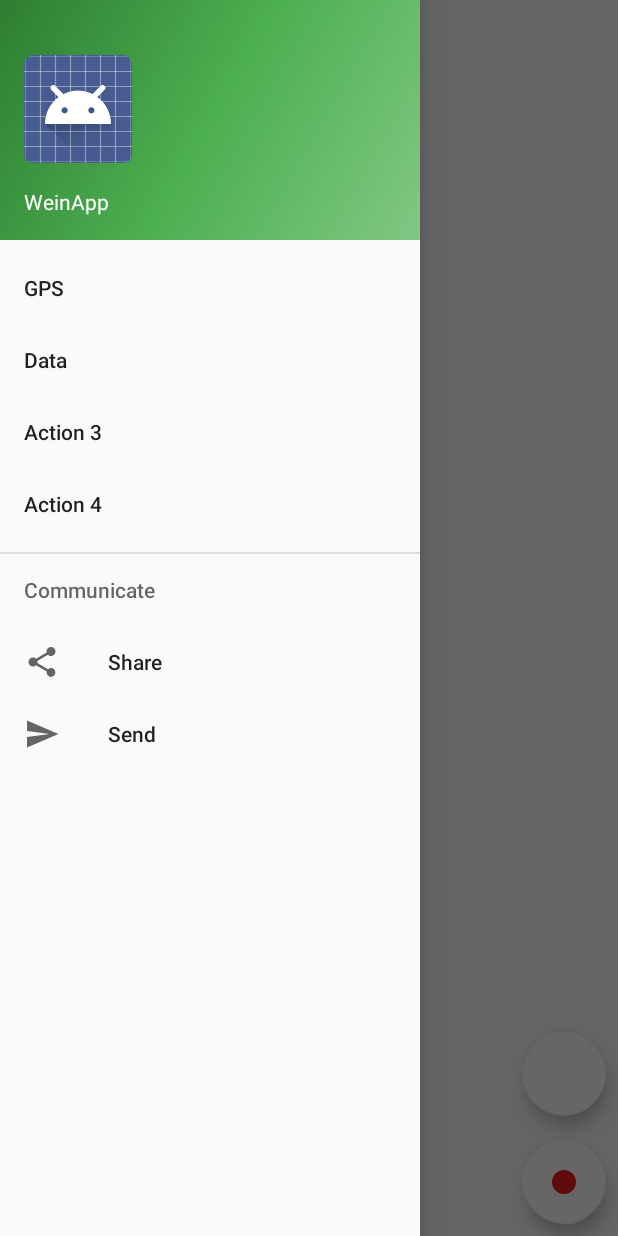
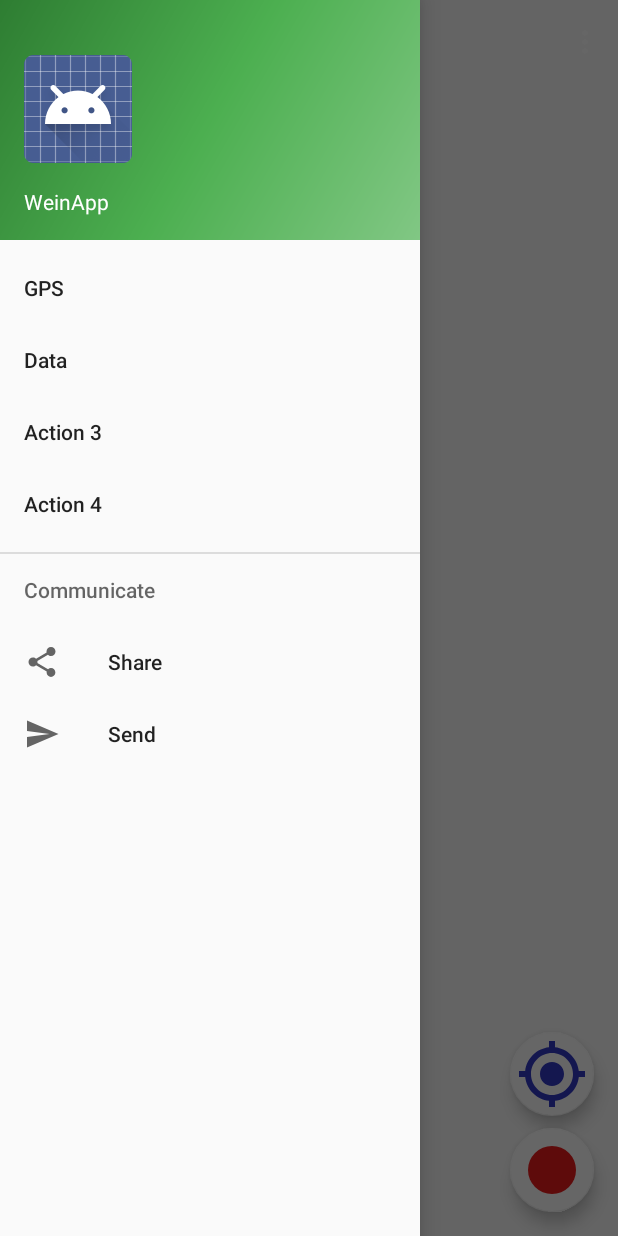
Before and after one commit to fragov/weinapp, an Android app: the screen it shows after launch (Map), with the side drawer open, on a phone screen of 412 x 824 dp. Run offline under Robolectric (Android 15) with nearby library versions, the phone set to English and light mode, and no system bars; libraries missing offline, so code that uses them is left out: com.mapbox.mapboxsdk; 6 statements that could not run were skipped.

Commit message:
Bug Fixes

```diff
--- a/app/src/main/java/com/wein3/weinapp/Map.java
+++ b/app/src/main/java/com/wein3/weinapp/Map.java
@@ -78,6 +78,7 @@ public class Map extends AppCompatActivity implements View.OnClickListener, Navi
 
         fabLocation = (FloatingActionButton) findViewById(R.id.fabLocation);
         fabLocation.setOnClickListener(this);
+        fabLocation.setImageResource(R.drawable.ic_gps);
 
         DrawerLayout drawer = (DrawerLayout) findViewById(R.id.drawer_layout);
         ActionBarDrawerToggle toggle = new ActionBarDrawerToggle(
--- a/app/src/main/res/drawable/ic_record.xml
+++ b/app/src/main/res/drawable/ic_record.xml
@@ -5,5 +5,5 @@
         android:viewportHeight="24.0">
     <path
         android:pathData="M12,12m-8,0a8,8 0,1 1,16 0a8,8 0,1 1,-16 0"
-        android:fillColor="#ef1c1c"/>
+        android:fillColor="#eb1c1c"/>
 </vector>
--- a/app/src/main/res/drawable/ic_stop.xml
+++ b/app/src/main/res/drawable/ic_stop.xml
@@ -4,6 +4,6 @@
         android:viewportWidth="24.0"
         android:viewportHeight="24.0">
     <path
-        android:fillColor="#ef1c1c"
+        android:fillColor="#FF000000"
         android:pathData="M6,6h12v12H6z"/>
 </vector>
--- a/app/src/main/res/layout/app_bar_map.xml
+++ b/app/src/main/res/layout/app_bar_map.xml
@@ -8,7 +8,8 @@
 
     <android.support.design.widget.CollapsingToolbarLayout
         android:layout_width="match_parent"
-        android:layout_height="wrap_content">
+        android:layout_height="wrap_content"
+        android:id="@+id/collapsingToolbarLayout">
 
         <include layout="@layout/content_map" />
 
@@ -30,22 +31,23 @@
     </android.support.design.widget.CollapsingToolbarLayout>
 
     <android.support.design.widget.FloatingActionButton
+        android:id="@+id/fabLocation"
+        android:layout_width="wrap_content"
+        android:layout_height="wrap_content"
+        android:layout_gravity="bottom|end"
+        android:layout_marginBottom="80dp"
+        android:layout_marginRight="16dp"
+        app:backgroundTint="@android:color/white"
+        app:fabSize="auto" />
+
+    <android.support.design.widget.FloatingActionButton
         android:id="@+id/fabPath"
         android:layout_width="wrap_content"
         android:layout_height="wrap_content"
         android:layout_gravity="bottom|end"
         android:layout_margin="@dimen/fab_margin"
         app:backgroundTint="@android:color/white"
-        app:fabSize="normal" />
+        app:fabSize="auto" />
 
-    <android.support.design.widget.FloatingActionButton
-        android:id="@+id/fabLocation"
-        android:layout_width="wrap_content"
-        android:layout_height="wrap_content"
-        android:layout_gravity="bottom|end"
-        android:layout_marginBottom="80dp"
-        android:layout_marginRight="8dp"
-        app:backgroundTint="@android:color/white"
-        app:fabSize="normal" />
 
 </android.support.design.widget.CoordinatorLayout>
--- a/app/src/main/res/values/dimens.xml
+++ b/app/src/main/res/values/dimens.xml
@@ -1,7 +1,9 @@
-<resources>
-    <dimen name="fab_margin">8dp</dimen>
+<resources xmlns:tools="http://schemas.android.com/tools">
     <dimen name="activity_horizontal_margin">16dp</dimen>
     <dimen name="activity_vertical_margin">16dp</dimen>
     <dimen name="nav_header_vertical_spacing">16dp</dimen>
     <dimen name="nav_header_height">160dp</dimen>
+    <!-- Default screen margins, per the Android Design guidelines. -->
+    <dimen name="fab_margin">16dp</dimen>
+    <dimen name="design_fab_image_size" tools:override="true">48dp</dimen>
 </resources>
```
Also changed, not shown: app/src/main/java/com/wein3/weinapp/DB.java (+21 -2 lines), app/src/main/res/drawable/ic_gps.xml (renamed from app/src/main/res/drawable/ic_gps_fixed_black_24dp.xml).
